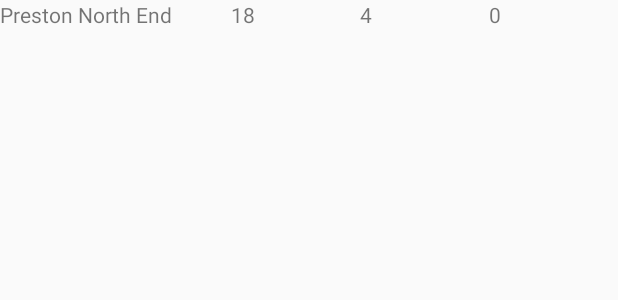
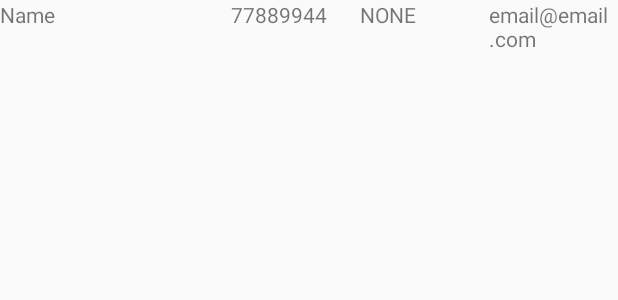
Before and after one commit to MahmoudAliIbrahim/SpreadSheetsAPITest, an Android app: the layout my_contact.xml on its own in the app's theme, with its tools: preview values and no code run, on a phone screen of 412 x 824 dp. Shown: the top 300 px of the screen. Run offline under Robolectric (Android 15) with nearby library versions, the phone set to English and light mode, and no system bars.

Commit message:
work in progress..19 groups attached to contact - first solution implemented

```diff
--- a/app/src/main/java/dk/izbrannick/glutter/sheetstest/API/SheetsHandler.java
+++ b/app/src/main/java/dk/izbrannick/glutter/sheetstest/API/SheetsHandler.java
@@ -115,7 +115,6 @@ public class SheetsHandler {
 
                     ArrayList<Object> groups = new ArrayList<>();
 
-
                     for (int i = 4; i <= 7; i++)
                     {
                         try {
@@ -129,7 +128,6 @@ public class SheetsHandler {
                             break;
                         }
                     }
-
 
                     MyContact myContact = new MyContact(row.get(0), row.get(1), row.get(2), row.get(3), groups);
 
--- a/app/src/main/java/dk/izbrannick/glutter/sheetstest/StaticDB.java
+++ b/app/src/main/java/dk/izbrannick/glutter/sheetstest/StaticDB.java
@@ -16,7 +16,7 @@ public class StaticDB {
     public static String groupMessageOld_ = "";
     public static com.google.api.services.sheets.v4.Sheets mService_ = null;
     public static String currentTimeStamp_;
-    public static long updateRefreshRate = 20000; /// synchronizes with sheets - refresh rate
+    public static long updateRefreshRate = 2000; /// synchronizes with sheets - refresh rate
     // TODO: (1) to be tested with broadcast + sheets
     public static String currSenderNumber_;
     public static String contactsSheetRange = "Contact!A2:H";
--- a/app/src/main/res/layout/my_contact.xml
+++ b/app/src/main/res/layout/my_contact.xml
@@ -6,28 +6,28 @@
 
     <TextView
         android:id="@+id/name"
-        android:text="Preston North End"
+        android:text="@string/default_name"
         android:layout_width="0dp"
         android:layout_weight="0.18"
         android:layout_height="wrap_content" />
 
     <TextView
         android:id="@+id/numberPrimary"
-        android:text="18"
+        android:text="@string/default_phone"
         android:layout_width="0dp"
         android:layout_weight=".10"
         android:layout_height="wrap_content" />
 
     <TextView
-        android:id="@+id/isOnRecipientList"
-        android:text="4"
+        android:id="@+id/groupsParticipatingIn"
+        android:text="@string/default_groups_participating"
         android:layout_width="0dp"
         android:layout_weight=".10"
         android:layout_height="wrap_content" />
 
     <TextView
-        android:id="@+id/numberOther"
-        android:text="0"
+        android:id="@+id/email"
+        android:text="@string/default_email"
         android:layout_width="0dp"
         android:layout_weight=".10"
         android:layout_height="wrap_content" />
--- a/app/src/main/res/values/strings.xml
+++ b/app/src/main/res/values/strings.xml
@@ -1,3 +1,8 @@
 <resources>
     <string name="app_name">SheetsTest</string>
+    <string name="default_name">Name</string>
+    <string name="default_phone">77889944</string>
+    <string name="default_email">email@email.com</string>
+    <string name="default_credit">0</string>
+    <string name="default_groups_participating">NONE</string>
 </resources>
```
Also changed, not shown: app/src/main/java/dk/izbrannick/glutter/sheetstest/MainActivity.java (+3 -4 lines), app/src/main/java/dk/izbrannick/glutter/sheetstest/MyContactsAdapter.java (+4 -4 lines), app/src/main/java/dk/izbrannick/glutter/sheetstest/UpdateService.java (+7 -4 lines).
